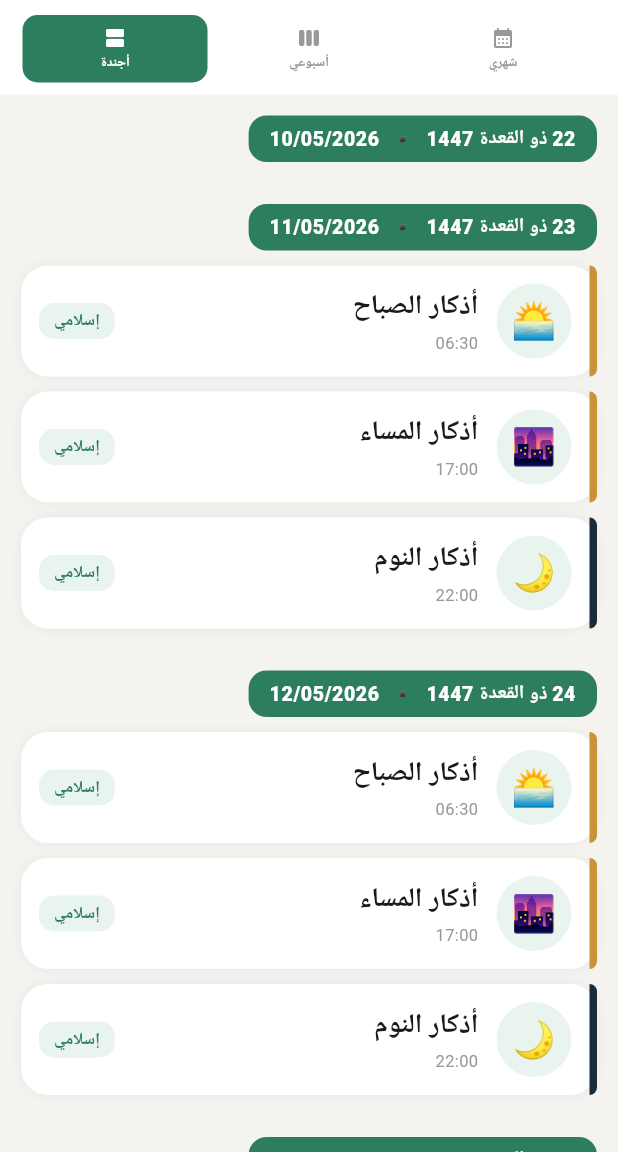
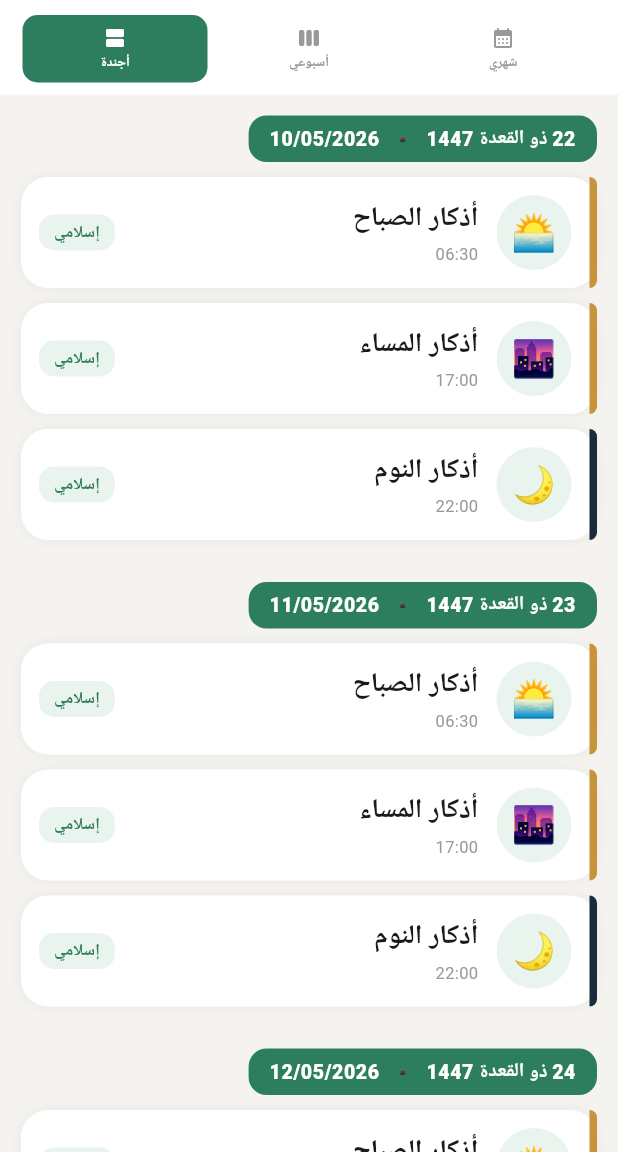
Before and after one commit to ennifimohammed-dotcom/hijri-calandar-8, a Flutter app: the CalendarScreen screen opened directly, after a tap on "اليوم", after a tap on "أسبوعي", after a tap on "أجندة", on a phone screen of 412 x 824 dp, the part 84-1236 px from its top. Run offline on Flutter 3.47's test engine with Material 3 defaults, Android fonts, the phone set to English and light mode, and no system bars; our stand-ins replace file_picker, flutter_local_notifications, google_fonts, share_plus, shared_preferences, timezone; accounts and stored records are empty; Roboto replaces fonts that are missing (Amiri).

```diff
--- a/lib/screens/calendar_screen.dart
+++ b/lib/screens/calendar_screen.dart
@@ -1589,9 +1589,19 @@ class _AgendaViewState extends State<_AgendaView> {
     // Locate today inside the deduped list. If today already exists
     // (typical case — today has at least the daily-adhkar events),
     // we re-use it. Only when it's genuinely missing do we inject a
-    // single empty placeholder, and we insert it at the correct
-    // chronological position so the past/future split below stays
-    // sorted.
+    // single placeholder, AND we attach today's actual events to it
+    // so the very first frame already shows today's section
+    // populated. The reason today can be missing on initial paint is
+    // a region-offset asymmetry: `getAgendaEventsRange` walks
+    // Gregorian dates and converts each via the canonical
+    // `HijriDate.fromGregorian`, while `p.today` (and the date badge
+    // inside `_AgendaGroup`) apply `hijriDayOffset`. With pastDays =
+    // 0 the future walk's first Hijri value can be (today + 1) under
+    // the canonical mapping, leaving today off the list. Fetching
+    // today's events explicitly via `getEventsForDay(...)` —
+    // identical to the call the walker would have made — guarantees
+    // today renders with its events without any scroll, refresh, or
+    // extra rebuild.
     final todayKey = hijriKey(today);
     int todayIdx = dedup.indexWhere((e) => hijriKey(e.key) == todayKey);
     if (todayIdx < 0) {
@@ -1615,7 +1625,9 @@ class _AgendaViewState extends State<_AgendaView> {
           break;
         }
       }
-      dedup.insert(insertAt, MapEntry(today, const <AppEvent>[]));
+      final todayEvents =
+          p.getEventsForDay(today.hDay, today.hMonth, today.hYear);
+      dedup.insert(insertAt, MapEntry(today, todayEvents));
       todayIdx = insertAt;
     }
 
```
